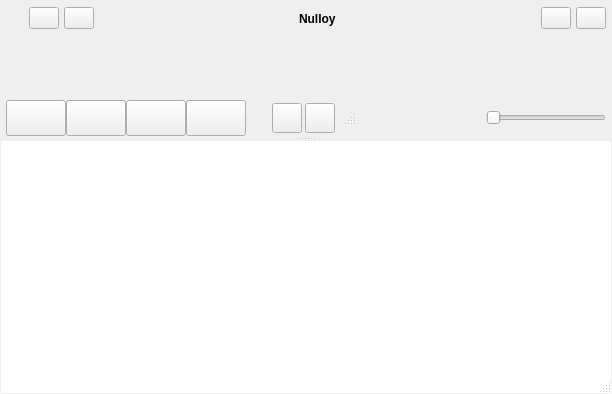
nulloy/nulloy, file src/skins/metro/form.ui: the form before one commit.
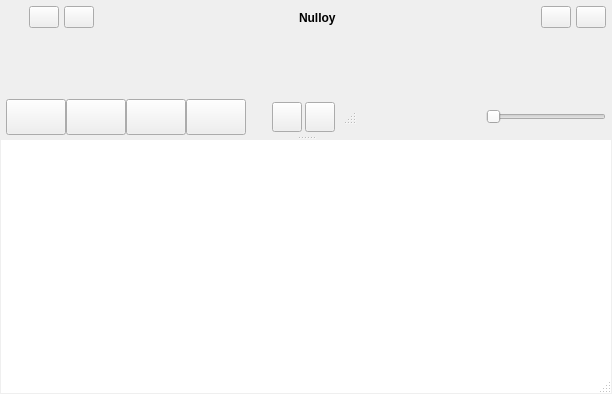
The form after the commit. Icons and pictures are not drawn. Custom widgets are drawn as their Qt base class.

Patch:
```diff
--- a/src/skins/metro/form.ui
+++ b/src/skins/metro/form.ui
@@ -264,7 +264,7 @@
            <number>5</number>
           </property>
           <property name="topMargin">
-           <number>5</number>
+           <number>0</number>
           </property>
           <property name="rightMargin">
            <number>5</number>
@@ -284,9 +284,18 @@
              <property name="spacing">
               <number>5</number>
              </property>
-             <property name="margin">
+             <property name="leftMargin">
               <number>0</number>
              </property>
+             <property name="topMargin">
+              <number>4</number>
+             </property>
+             <property name="rightMargin">
+              <number>0</number>
+             </property>
+             <property name="bottomMargin">
+              <number>4</number>
+             </property>
              <item>
               <widget class="QWidget" name="iconLabel" native="true">
                <property name="minimumSize">
@@ -482,22 +491,6 @@
             </layout>
            </widget>
           </item>
-          <item>
-           <spacer name="verticalSpacer_2">
-            <property name="orientation">
-             <enum>Qt::Vertical</enum>
-            </property>
-            <property name="sizeType">
-             <enum>QSizePolicy::Fixed</enum>
-            </property>
-            <property name="sizeHint" stdset="0">
-             <size>
-              <width>20</width>
-              <height>4</height>
-             </size>
-            </property>
-           </spacer>
-          </item>
           <item>
            <layout class="QHBoxLayout" name="coverWaveformLayout">
             <property name="spacing">
@@ -569,11 +562,7 @@
                <item>
                 <widget class="QWidget" name="prevButtonWrapper" native="true">
                  <property name="styleSheet">
-                  <string notr="true">#widget {
-border: 2px solid #000;
-border-radius: 13px;
-margin: 2px 17px;
-}</string>
+                  <string notr="true"/>
                  </property>
                  <layout class="QVBoxLayout" name="verticalLayout_4">
                   <property name="margin">
@@ -612,13 +601,6 @@
                </item>
                <item>
                 <widget class="QWidget" name="playButtonWrapper" native="true">
-                 <property name="styleSheet">
-                  <string notr="true">#widget {
-border: 2px solid #000;
-border-radius: 13px;
-margin: 2px 17px;
-}</string>
-                 </property>
                  <layout class="QVBoxLayout" name="verticalLayout_7">
                   <property name="margin">
                    <number>0</number>
@@ -662,13 +644,6 @@
                </item>
                <item>
                 <widget class="QWidget" name="stopButtonWrapper" native="true">
-                 <property name="styleSheet">
-                  <string notr="true">#widget {
-border: 2px solid #000;
-border-radius: 13px;
-margin: 2px 17px;
-}</string>
-                 </property>
                  <layout class="QVBoxLayout" name="verticalLayout_8">
                   <property name="margin">
                    <number>0</number>
@@ -712,13 +687,6 @@
                </item>
                <item>
                 <widget class="QWidget" name="nextButtonWrapper" native="true">
-                 <property name="styleSheet">
-                  <string notr="true">#widget {
-border: 2px solid #000;
-border-radius: 13px;
-margin: 2px 17px;
-}</string>
-                 </property>
                  <layout class="QVBoxLayout" name="verticalLayout_6">
                   <property name="margin">
                    <number>0</number>
```
Left out of the diff: 87 changed lines with no effect on the pictures.
